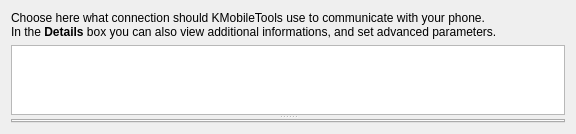
Before: the Qt Designer form kmobiletools/kmobiletools/engines/libkmobiletoolsengineui/connectionsPage.ui in chusopr/kdepim-ktimetracker-akonadi, drawn with Qt 5.
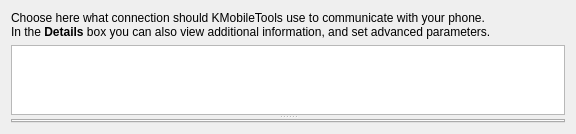
After: the same form once the commit is applied.

Commit message: typos (s/informations/information)

```diff
--- a/kmobiletools/kmobiletools/engines/libkmobiletoolsengineui/connectionsPage.ui
+++ b/kmobiletools/kmobiletools/engines/libkmobiletoolsengineui/connectionsPage.ui
@@ -20,7 +20,7 @@
 p, li { white-space: pre-wrap; }
 &lt;/style>&lt;/head>&lt;body style=" font-family:'Sans Serif'; font-size:9pt; font-weight:400; font-style:normal;">
 &lt;p style=" margin-top:0px; margin-bottom:0px; margin-left:0px; margin-right:0px; -qt-block-indent:0; text-indent:0px;">Choose here what connection should KMobileTools use to communicate with your phone.&lt;/p>
-&lt;p style=" margin-top:0px; margin-bottom:0px; margin-left:0px; margin-right:0px; -qt-block-indent:0; text-indent:0px;">In the &lt;span style=" font-weight:600;">Details&lt;/span> box you can also view additional informations, and set advanced parameters.&lt;/p>&lt;/body>&lt;/html></string>
+&lt;p style=" margin-top:0px; margin-bottom:0px; margin-left:0px; margin-right:0px; -qt-block-indent:0; text-indent:0px;">In the &lt;span style=" font-weight:600;">Details&lt;/span> box you can also view additional information, and set advanced parameters.&lt;/p>&lt;/body>&lt;/html></string>
      </property>
     </widget>
    </item>
```
The commit also changes 4 other files.
